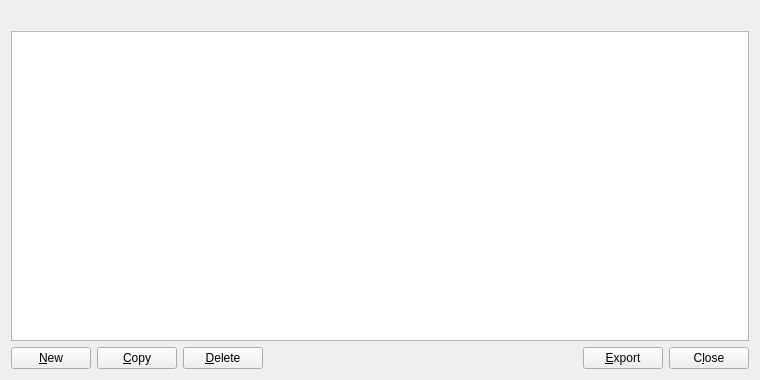
First picture: the form in src/qt/forms/addressbookpage.ui, repository weoka/MonkeyV2, before the edit.
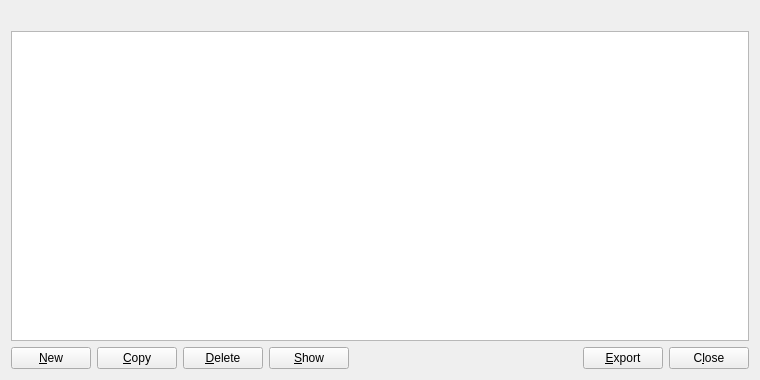
Second picture: the form after the edit. Icons and pictures are not drawn.

Commit message: Show address information on Receiving Addresses

Diff of the .ui file:
```diff
--- a/src/qt/forms/addressbookpage.ui
+++ b/src/qt/forms/addressbookpage.ui
@@ -139,6 +139,23 @@
        </property>
       </widget>
      </item>
+     <item>
+      <widget class="QPushButton" name="showAddress">
+       <property name="toolTip">
+        <string>Show the currently selected address from the list</string>
+       </property>
+       <property name="text">
+        <string>&amp;Show</string>
+       </property>
+       <property name="icon">
+        <iconset resource="../monkey.qrc">
+         <normaloff>:/icons/edit</normaloff>:/icons/edit</iconset>
+       </property>
+       <property name="autoDefault">
+        <bool>false</bool>
+       </property>
+      </widget>
+     </item>
      <item>
       <spacer name="horizontalSpacer">
        <property name="orientation">
```
The commit also changes 3 other files.
